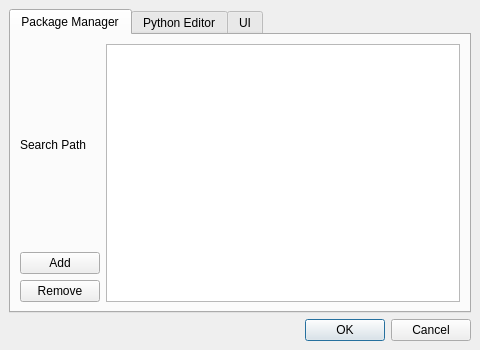
Qt form src/visualea/resources/preferences.ui (openalea/visualea) before a commit.
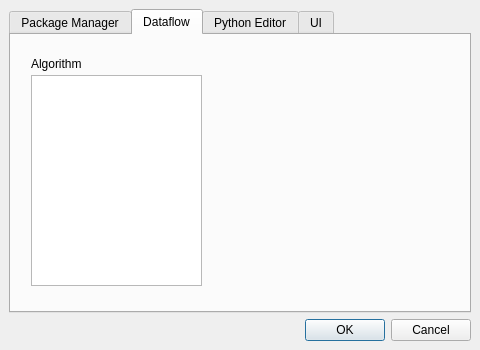
The same form after that commit.

Commit message: Add in preference dialog evaluation algorithm selection

Patch:
```diff
--- a/src/visualea/resources/preferences.ui
+++ b/src/visualea/resources/preferences.ui
@@ -22,7 +22,7 @@
    <item row="0" column="0" >
     <widget class="QTabWidget" name="tabWidget" >
      <property name="currentIndex" >
-      <number>0</number>
+      <number>1</number>
      </property>
      <widget class="QWidget" name="tab" >
       <attribute name="title" >
@@ -61,6 +61,34 @@
        </item>
       </layout>
      </widget>
+     <widget class="QWidget" name="tab_4" >
+      <attribute name="title" >
+       <string>Dataflow</string>
+      </attribute>
+      <widget class="QLabel" name="label_3" >
+       <property name="geometry" >
+        <rect>
+         <x>20</x>
+         <y>20</y>
+         <width>56</width>
+         <height>17</height>
+        </rect>
+       </property>
+       <property name="text" >
+        <string>Algorithm</string>
+       </property>
+      </widget>
+      <widget class="QListWidget" name="listAlgo" >
+       <property name="geometry" >
+        <rect>
+         <x>20</x>
+         <y>40</y>
+         <width>171</width>
+         <height>211</height>
+        </rect>
+       </property>
+      </widget>
+     </widget>
      <widget class="QWidget" name="tab_2" >
       <attribute name="title" >
        <string>Python Editor</string>
```
The commit also changes 8 other files.
